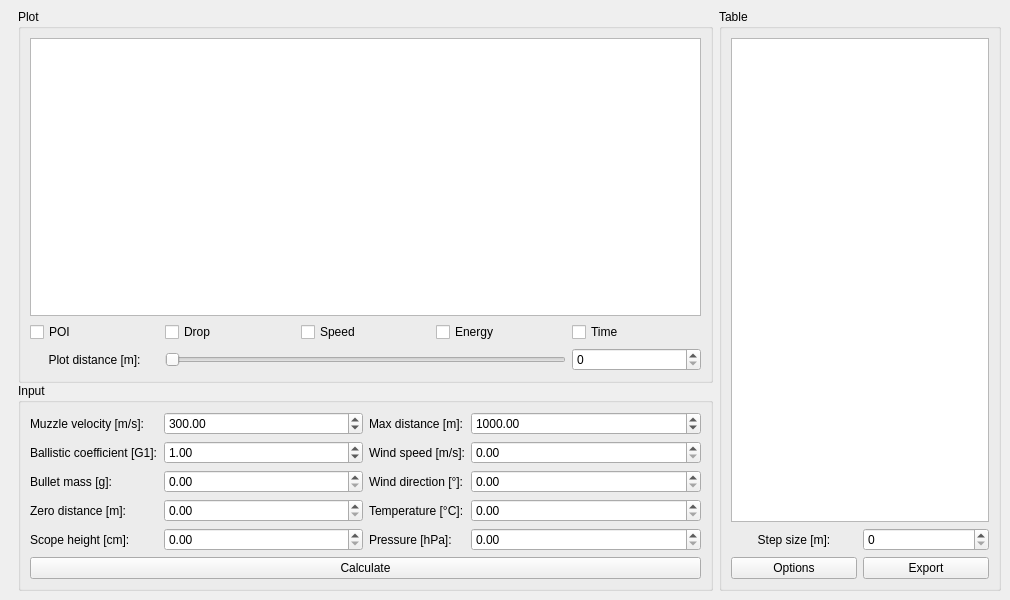
The window that calculatorwindow.ui (zakrent/Ballistic-calculator) describes before a commit, drawn with Qt 5.
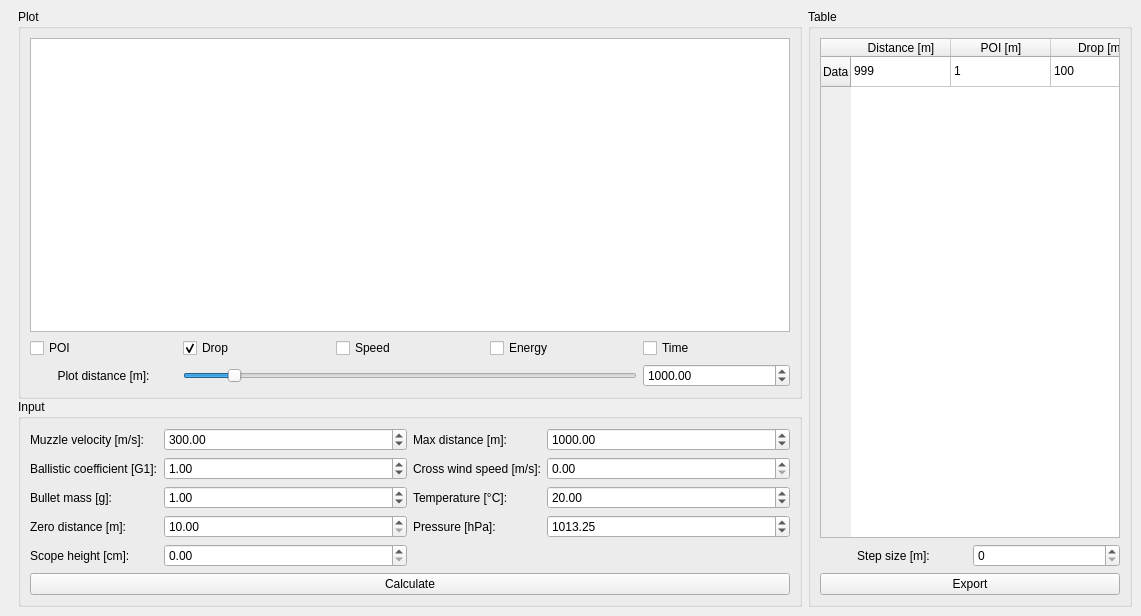
The same window after the commit. Custom widgets are drawn as their Qt base class.

```diff
--- a/calculatorwindow.ui
+++ b/calculatorwindow.ui
@@ -6,8 +6,8 @@
    <rect>
     <x>0</x>
     <y>0</y>
-    <width>1010</width>
-    <height>600</height>
+    <width>1141</width>
+    <height>612</height>
    </rect>
   </property>
   <property name="windowTitle">
@@ -68,6 +68,9 @@
             <property name="text">
              <string>Drop</string>
             </property>
+            <property name="checked">
+             <bool>true</bool>
+            </property>
            </widget>
           </item>
           <item row="1" column="4">
@@ -91,14 +94,36 @@
            </widget>
           </item>
           <item row="2" column="1" colspan="3">
-           <widget class="QSlider" name="horizontalSlider">
+           <widget class="QSlider" name="plotDistanceSlider">
+            <property name="maximum">
+             <number>100</number>
+            </property>
+            <property name="singleStep">
+             <number>1</number>
+            </property>
+            <property name="pageStep">
+             <number>10</number>
+            </property>
+            <property name="value">
+             <number>10</number>
+            </property>
             <property name="orientation">
              <enum>Qt::Horizontal</enum>
             </property>
            </widget>
           </item>
           <item row="2" column="4">
-           <widget class="QSpinBox" name="spinBox"/>
+           <widget class="QDoubleSpinBox" name="plotDistanceSpinBox">
+            <property name="maximum">
+             <double>10000.000000000000000</double>
+            </property>
+            <property name="singleStep">
+             <double>100.000000000000000</double>
+            </property>
+            <property name="value">
+             <double>1000.000000000000000</double>
+            </property>
+           </widget>
           </item>
          </layout>
         </widget>
@@ -173,10 +198,27 @@
              </widget>
             </item>
             <item row="2" column="1">
-             <widget class="QDoubleSpinBox" name="bulletMass"/>
+             <widget class="QDoubleSpinBox" name="bulletMass">
+              <property name="maximum">
+               <double>100.000000000000000</double>
+              </property>
+              <property name="value">
+               <double>1.000000000000000</double>
+              </property>
+             </widget>
             </item>
             <item row="3" column="1">
-             <widget class="QDoubleSpinBox" name="doubleSpinBox_4"/>
+             <widget class="QDoubleSpinBox" name="zeroDistance">
+              <property name="minimum">
+               <double>10.000000000000000</double>
+              </property>
+              <property name="maximum">
+               <double>10000.000000000000000</double>
+              </property>
+              <property name="singleStep">
+               <double>10.000000000000000</double>
+              </property>
+             </widget>
             </item>
             <item row="4" column="1">
              <widget class="QDoubleSpinBox" name="doubleSpinBox_5"/>
@@ -192,59 +234,63 @@
               </property>
              </widget>
             </item>
-            <item row="4" column="0">
-             <widget class="QLabel" name="label_9">
-              <property name="text">
-               <string>Pressure [hPa]:</string>
+            <item row="0" column="1">
+             <widget class="QDoubleSpinBox" name="maxDistance">
+              <property name="maximum">
+               <double>10000.000000000000000</double>
+              </property>
+              <property name="singleStep">
+               <double>100.000000000000000</double>
+              </property>
+              <property name="value">
+               <double>1000.000000000000000</double>
               </property>
              </widget>
             </item>
             <item row="1" column="0">
              <widget class="QLabel" name="label_10">
               <property name="text">
-               <string>Wind speed [m/s]:</string>
+               <string>Cross wind speed [m/s]:</string>
               </property>
              </widget>
             </item>
-            <item row="3" column="0">
+            <item row="1" column="1">
+             <widget class="QDoubleSpinBox" name="windSpeed"/>
+            </item>
+            <item row="2" column="0">
              <widget class="QLabel" name="label_11">
               <property name="text">
                <string>Temperature [°C]:</string>
               </property>
              </widget>
             </item>
-            <item row="2" column="0">
-             <widget class="QLabel" name="label_12">
+            <item row="2" column="1">
+             <widget class="QDoubleSpinBox" name="temperature">
+              <property name="value">
+               <double>20.000000000000000</double>
+              </property>
+             </widget>
+            </item>
+            <item row="3" column="0">
+             <widget class="QLabel" name="label_9">
               <property name="text">
-               <string>Wind direction [°]:</string>
+               <string>Pressure [hPa]:</string>
               </property>
              </widget>
             </item>
-            <item row="0" column="1">
-             <widget class="QDoubleSpinBox" name="maxDistance">
+            <item row="3" column="1">
+             <widget class="QDoubleSpinBox" name="pressure">
               <property name="maximum">
-               <double>10000.000000000000000</double>
+               <double>2000.000000000000000</double>
               </property>
               <property name="singleStep">
                <double>100.000000000000000</double>
               </property>
               <property name="value">
-               <double>1000.000000000000000</double>
+               <double>1013.250000000000000</double>
               </property>
              </widget>
             </item>
-            <item row="1" column="1">
-             <widget class="QDoubleSpinBox" name="doubleSpinBox_7"/>
-            </item>
-            <item row="2" column="1">
-             <widget class="QDoubleSpinBox" name="doubleSpinBox_8"/>
-            </item>
-            <item row="3" column="1">
-             <widget class="QDoubleSpinBox" name="doubleSpinBox_9"/>
-            </item>
-            <item row="4" column="1">
-             <widget class="QDoubleSpinBox" name="doubleSpinBox_10"/>
-            </item>
            </layout>
           </item>
           <item row="1" column="0" colspan="2">
@@ -290,22 +336,8 @@
           <string>Table</string>
          </property>
          <layout class="QGridLayout" name="gridLayout_2">
-          <item row="2" column="0">
-           <widget class="QPushButton" name="pushButton_options">
-            <property name="text">
-             <string>Options</string>
-            </property>
-           </widget>
-          </item>
-          <item row="2" column="1">
-           <widget class="QPushButton" name="pushButton_export">
-            <property name="text">
-             <string>Export</string>
-            </property>
-           </widget>
-          </item>
-          <item row="0" column="0" colspan="2">
-           <widget class="QTableView" name="tableView"/>
+          <item row="1" column="1">
+           <widget class="QSpinBox" name="spinBox_2"/>
           </item>
           <item row="1" column="0">
            <widget class="QLabel" name="label_2">
@@ -317,8 +349,76 @@
             </property>
            </widget>
           </item>
-          <item row="1" column="1">
-           <widget class="QSpinBox" name="spinBox_2"/>
+          <item row="0" column="0" colspan="2">
+           <widget class="QTableWidget" name="tableWidget">
+            <property name="minimumSize">
+             <size>
+              <width>300</width>
+              <height>500</height>
+             </size>
+            </property>
+            <property name="horizontalScrollBarPolicy">
+             <enum>Qt::ScrollBarAlwaysOff</enum>
+            </property>
+            <property name="sizeAdjustPolicy">
+             <enum>QAbstractScrollArea::AdjustIgnored</enum>
+            </property>
+            <attribute name="horizontalHeaderStretchLastSection">
+             <bool>false</bool>
+            </attribute>
+            <row>
+             <property name="text">
+              <string>Data</string>
+             </property>
+            </row>
+            <column>
+             <property name="text">
+              <string>Distance [m]</string>
+             </property>
+            </column>
+            <column>
+             <property name="text">
+              <string>POI [m]</string>
+             </property>
+            </column>
+            <column>
+             <property name="text">
+              <string>Drop [m]</string>
+             </property>
+            </column>
+            <column>
+             <property name="text">
+              <string>Energy [J]</string>
+             </property>
+            </column>
+            <item row="0" column="0">
+             <property name="text">
+              <string>999</string>
+             </property>
+            </item>
+            <item row="0" column="1">
+             <property name="text">
+              <string>1</string>
+             </property>
+            </item>
+            <item row="0" column="2">
+             <property name="text">
+              <string>100</string>
+             </property>
+            </item>
+            <item row="0" column="3">
+             <property name="text">
+              <string>100</string>
+             </property>
+            </item>
+           </widget>
+          </item>
+          <item row="2" column="0" colspan="2">
+           <widget class="QPushButton" name="pushButton_export">
+            <property name="text">
+             <string>Export</string>
+            </property>
+           </widget>
           </item>
          </layout>
         </widget>
```
Left out of the diff: 6 changed lines with no effect on the pictures.
